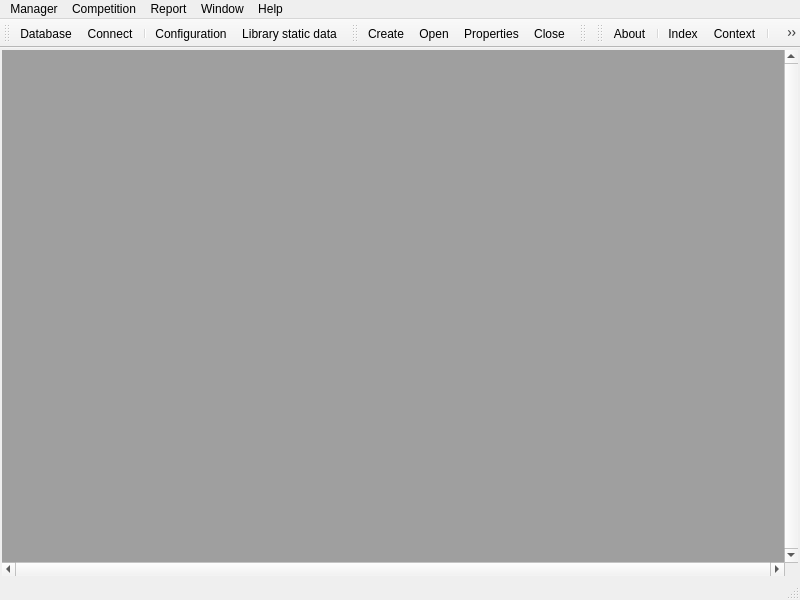
Qt form cwall_manager.ui (pitikov/cwall.qt4) before a commit.
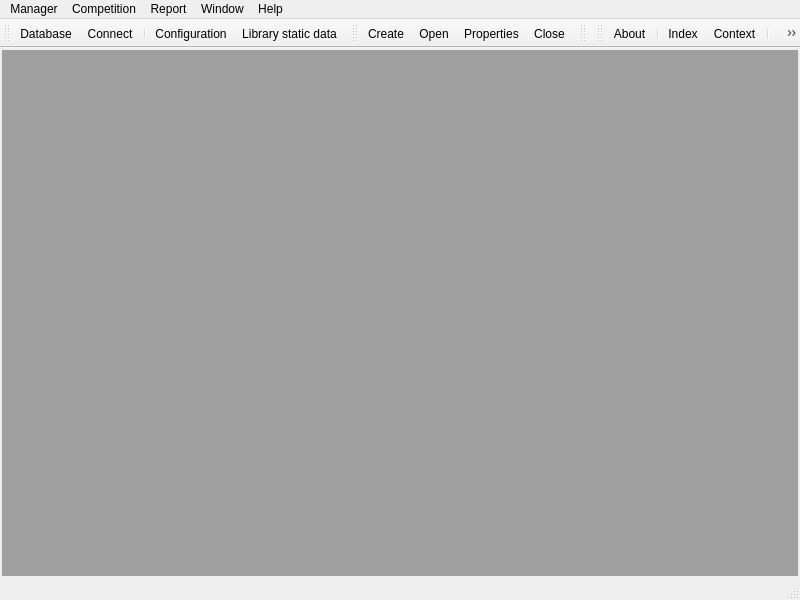
The same form after that commit. Icons and pictures are not drawn.

The edit to the form file:
```diff
--- a/cwall_manager.ui
+++ b/cwall_manager.ui
@@ -21,10 +21,10 @@
     <item>
      <widget class="QMdiArea" name="mdiArea">
       <property name="verticalScrollBarPolicy">
-       <enum>Qt::ScrollBarAlwaysOn</enum>
+       <enum>Qt::ScrollBarAsNeeded</enum>
       </property>
       <property name="horizontalScrollBarPolicy">
-       <enum>Qt::ScrollBarAlwaysOn</enum>
+       <enum>Qt::ScrollBarAsNeeded</enum>
       </property>
      </widget>
     </item>
```
